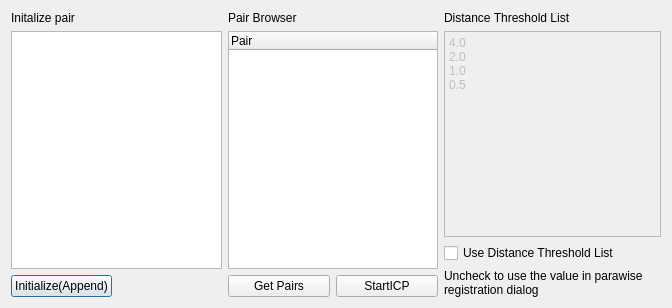
Levinaz69/Registar, file ui/BatchPairwiseRegistrationDialog.ui: the form before one commit.
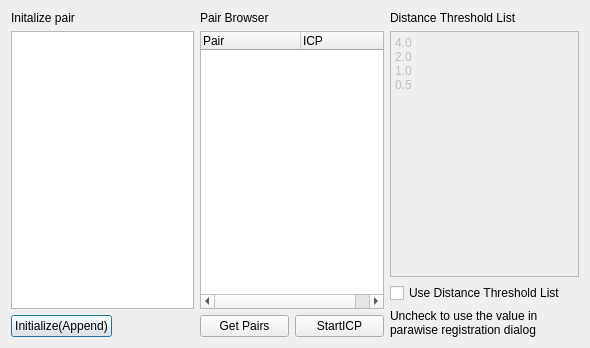
The form after the commit.

Patch:
```diff
--- a/ui/BatchPairwiseRegistrationDialog.ui
+++ b/ui/BatchPairwiseRegistrationDialog.ui
@@ -6,8 +6,8 @@
    <rect>
     <x>0</x>
     <y>0</y>
-    <width>672</width>
-    <height>308</height>
+    <width>590</width>
+    <height>348</height>
    </rect>
   </property>
   <property name="windowTitle">
@@ -87,6 +87,11 @@
          <string>Pair</string>
         </property>
        </column>
+       <column>
+        <property name="text">
+         <string>ICP</string>
+        </property>
+       </column>
       </widget>
      </item>
      <item>
```
